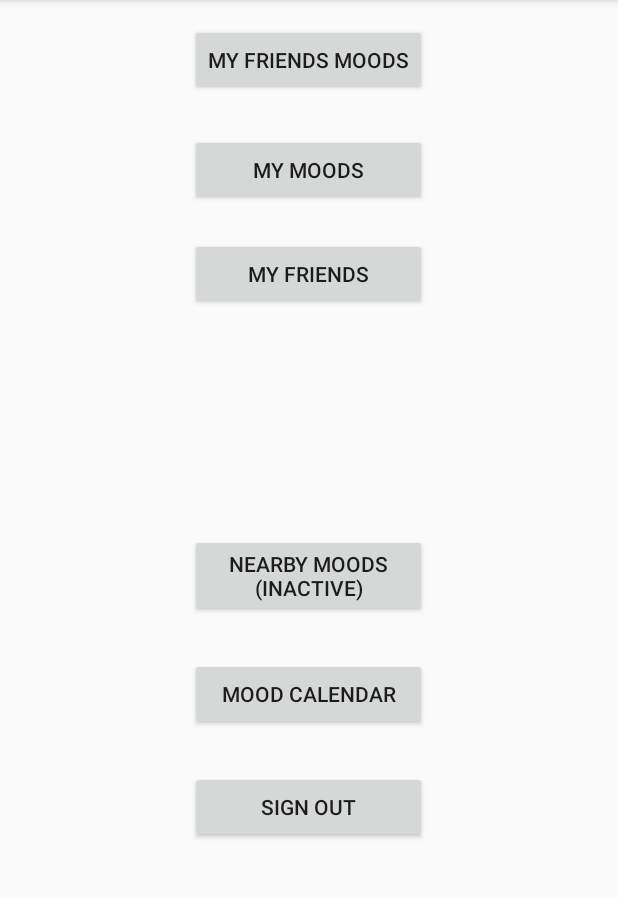
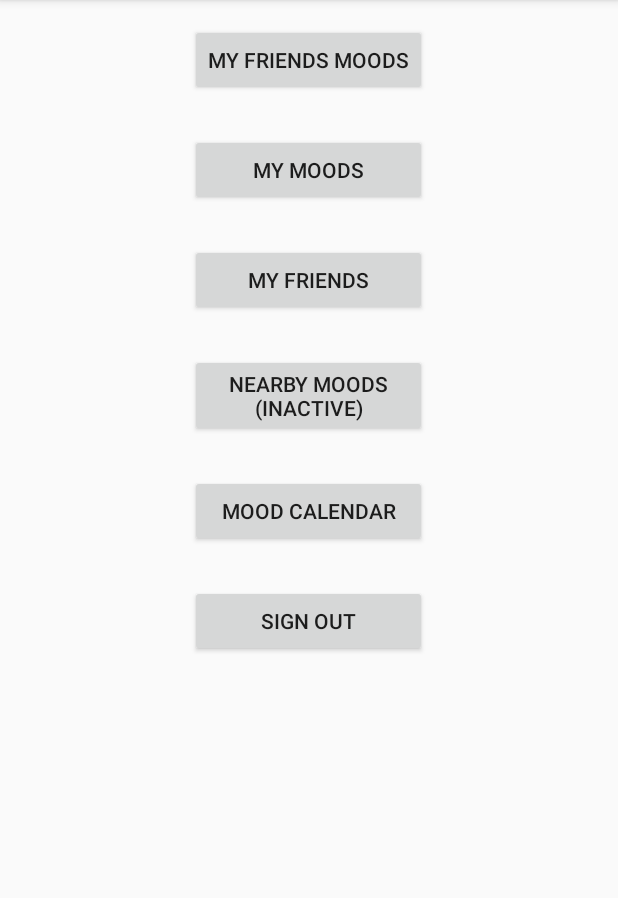
Before and after one commit to nemuelle/InTheMood, an Android app: the MainUser screen opened directly, with no data from a screen before it, on a phone screen of 412 x 824 dp, the part 84-982 px from its top. Run offline under Robolectric (Android 15) with nearby library versions, the light colour scheme and no system bars.

Commit message:
fix button layout

```diff
--- a/InTheMood/app/src/main/res/layout/activity_main_user.xml
+++ b/InTheMood/app/src/main/res/layout/activity_main_user.xml
@@ -38,16 +38,18 @@
         android:layout_height="wrap_content"
         android:text="Nearby Moods (inactive)"
         android:layout_centerVertical="true"
-        android:layout_alignLeft="@+id/myMoodsButton"
-        android:layout_alignStart="@+id/myMoodsButton"
-        android:layout_alignRight="@+id/myMoodsButton"
-        android:layout_alignEnd="@+id/myMoodsButton" />
+        android:layout_marginTop="25dp"
+        android:layout_alignLeft="@+id/myFriendsButton"
+        android:layout_alignStart="@+id/myFriendsButton"
+        android:layout_alignRight="@+id/myFriendsButton"
+        android:layout_alignEnd="@+id/myFriendsButton"
+        android:layout_below="@id/myFriendsButton"/>
 
     <Button
         android:id="@+id/signOutButton"
         android:layout_width="wrap_content"
         android:layout_height="wrap_content"
-        android:layout_marginTop="27dp"
+        android:layout_marginTop="25dp"
         android:text="Sign Out"
         android:onClick="SignOut"
         android:layout_below="@+id/moodCalendarButton"
@@ -66,7 +68,7 @@
         android:layout_alignRight="@+id/myMoodsButton"
         android:layout_alignStart="@+id/myMoodsButton"
         android:layout_below="@+id/myMoodsButton"
-        android:layout_marginTop="21dp"
+        android:layout_marginTop="25dp"
         android:text="My Friends"
         android:onClick="MyFriends" />
 
@@ -79,7 +81,7 @@
         android:layout_alignRight="@+id/nearbyMoodsButton"
         android:layout_alignStart="@+id/nearbyMoodsButton"
         android:layout_below="@+id/nearbyMoodsButton"
-        android:layout_marginTop="27dp"
+        android:layout_marginTop="25dp"
         android:onClick="MoodCalendar"
         android:text="Mood Calendar" />
 </RelativeLayout>
```
